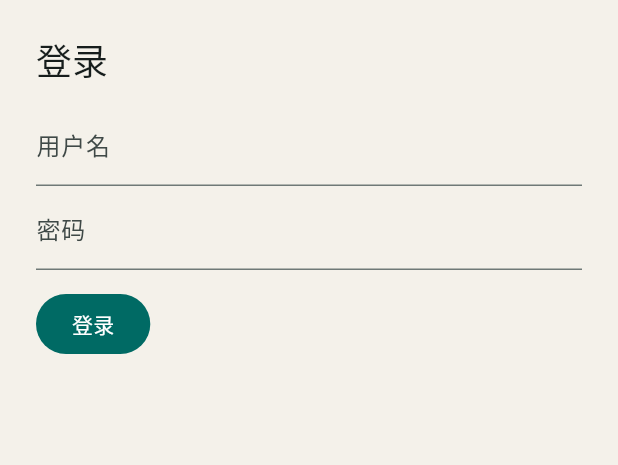
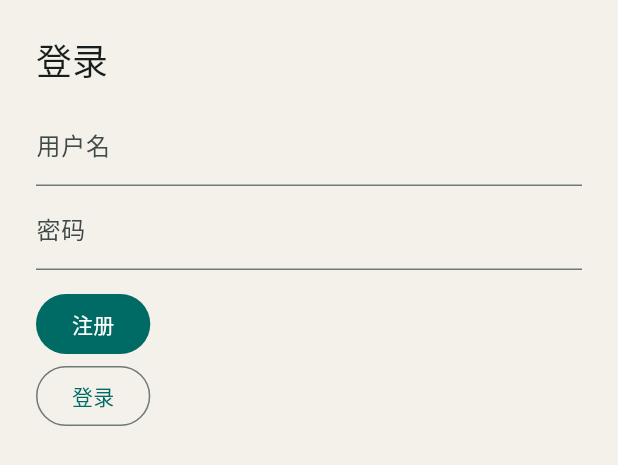
Before and after one commit to shentianzhen1/lottery-forum, a Flutter app: the AccountPage widget shown alone on an empty page, opened directly with empty values, on a phone screen of 412 x 824 dp. Shown: the top 465 px of the screen. Run offline on Flutter 3.47's test engine with Material 3 defaults, Android fonts, the phone set to English and light mode, and no system bars.

Commit message:
feat: add registration to the account page
A tester can register, receive the opening points, log in, and log out before opening the points center.

```diff
--- a/apps/mobile/lib/pages/account_page.dart
+++ b/apps/mobile/lib/pages/account_page.dart
@@ -24,10 +24,10 @@ class _AccountPageState extends State<AccountPage> {
     super.dispose();
   }
 
-  Future<void> _login() async {
+  Future<void> _submit(String path) async {
     setState(() => _error = null);
     try {
-      final body = await widget.client.postJson('/api/v1/auth/login', {
+      final body = await widget.client.postJson(path, {
         'username': _username.text.trim(),
         'password': _password.text,
       });
@@ -35,15 +35,30 @@ class _AccountPageState extends State<AccountPage> {
       widget.client.session.username = body['username'] as String?;
       widget.onChanged();
     } catch (error) {
-      setState(() => _error = '登录失败');
+      setState(() => _error = path.endsWith('register') ? '注册失败' : '登录失败');
     }
+  }
+
+  void _logout() {
+    widget.client.session.token = null;
+    widget.client.session.username = null;
+    widget.onChanged();
   }
 
   @override
   Widget build(BuildContext context) {
     final session = widget.client.session;
     if (session.token != null) {
-      return Center(child: Text('已登录 ${session.username ?? ''}', key: const Key('logged-in')));
+      return Center(
+        child: Column(
+          mainAxisSize: MainAxisSize.min,
+          children: [
+            Text('已登录 ${session.username ?? ''}', key: const Key('logged-in')),
+            const SizedBox(height: 12),
+            OutlinedButton(onPressed: _logout, child: const Text('退出')),
+          ],
+        ),
+      );
     }
     return Padding(
       padding: const EdgeInsets.all(24),
@@ -60,7 +75,9 @@ class _AccountPageState extends State<AccountPage> {
             decoration: const InputDecoration(labelText: '密码'),
           ),
           const SizedBox(height: 12),
-          FilledButton(onPressed: _login, child: const Text('登录')),
+          FilledButton(onPressed: () => _submit('/api/v1/auth/register'), child: const Text('注册')),
+          const SizedBox(width: 12),
+          OutlinedButton(onPressed: () => _submit('/api/v1/auth/login'), child: const Text('登录')),
           if (_error != null) Text(_error!, key: const Key('login-error')),
         ],
       ),
```
Also changed, not shown: 1 other file.
